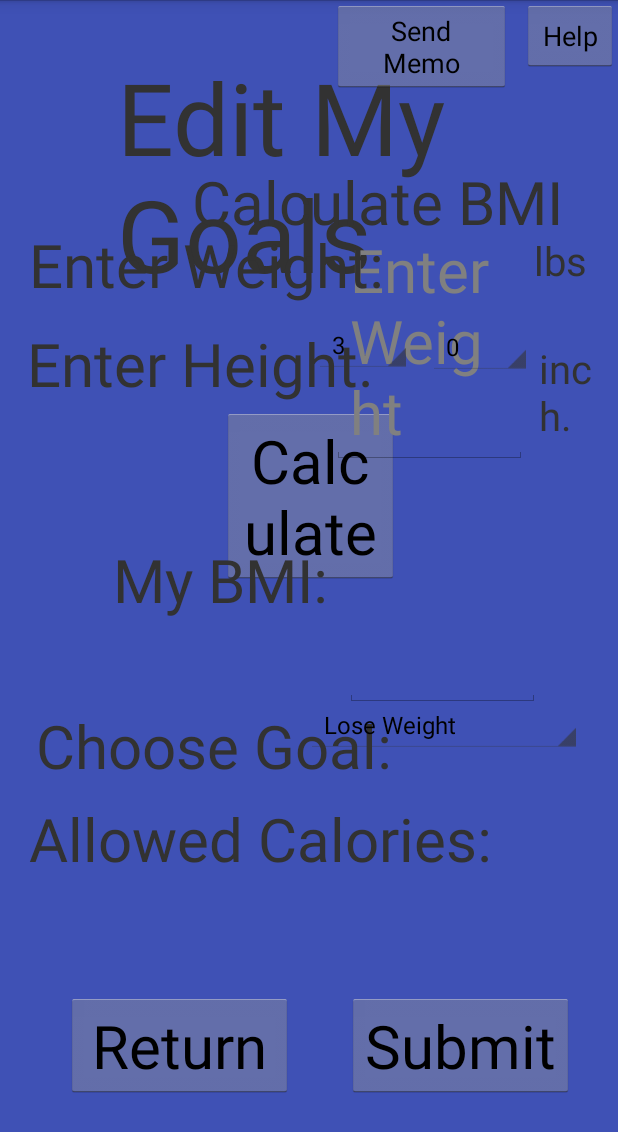
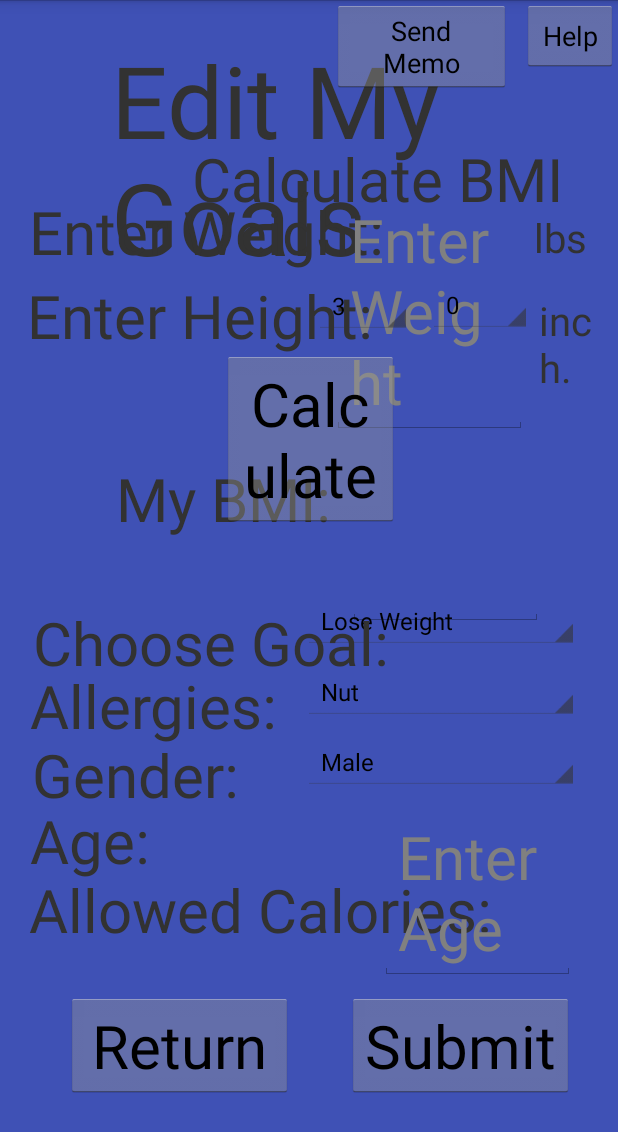
Before and after one commit to JasmineRobbie/Senior-Design-Deal-A-Meal, an Android app: the EditMyGoals screen opened directly, with no data from a screen before it, on a phone screen of 412 x 824 dp. Shown: the top 1132 px of the screen. Run offline under Robolectric (Android 15) with nearby library versions, the phone set to English and light mode, and no system bars.

Commit message:
Added allergy components

```diff
--- a/app/src/main/java/com/NeuralNet/AzureCloud/EditMyGoals.java
+++ b/app/src/main/java/com/NeuralNet/AzureCloud/EditMyGoals.java
@@ -1,7 +1,6 @@
 package com.NeuralNet.AzureCloud;
+
 import android.app.Activity;
-import android.app.AlertDialog;
-import android.content.DialogInterface;
 import android.content.Intent;
 import android.os.Bundle;
 import android.view.View;
@@ -14,6 +13,12 @@
 import java.lang.Object;
 import java.lang.Number;
 import java.math.BigDecimal;
+import android.app.AlertDialog;
+import android.content.DialogInterface;
+
+import com.NeuralNet.AzureCloud.DataAccess;
+import com.NeuralNet.AzureCloud.MyGoals;
+import com.NeuralNet.AzureCloud.User;
 import com.teamcarl.prototype.R;
 
 import java.math.MathContext;
@@ -26,17 +31,19 @@
 public class EditMyGoals extends Activity implements OnItemSelectedListener{
     //Accessing database and selecting information
     DataAccess db = new DataAccess();
-    String BMIString;
+    String BMIString, AllowedCalories, userAllergy;
 
-    Button editMyGoalsReturnBtn, calculateBMIbtn, goalsEditSubmitBtn, helpButton, sendMemoButton;
-    EditText myWeightEditInput;
-    TextView myNewCalculatedBMI;
-    Spinner myHeightFeetInput, myHeightInchesInput, chooseGoalInput;
+    Button editMyGoalsReturnBtn, calculateBMIbtn, goalsEditSubmitBtn,  helpButton, sendMemoButton;;
+    EditText myWeightEditInput, myAgeInput;
+    TextView myNewCalculatedBMI, allowedCaloriesUpdatedText;
+    Spinner myHeightFeetInput, myHeightInchesInput, chooseGoalInput, chooseGenderInput, chooseAllergiesInput;
     double userHeight, userWeight, calculatedBMI;
 
     List<String> heightInFeet = new ArrayList<String>();
     List<String> heightInInches = new ArrayList<String>();
     List<String> goals = new ArrayList<String>();
+    List<String> gender = new ArrayList<String>();
+    List<String> allergies = new ArrayList<String>();
 
     @Override
     protected void onCreate(Bundle savedInstanceState) {
@@ -58,6 +65,7 @@
                     }
                 }
         );
+
         final AlertDialog alertdup = b1.create();
         //alert dialog
 
@@ -68,15 +76,21 @@
         goalsEditSubmitBtn = findViewById(R.id.goalsEditSubmitBtn);
         helpButton = findViewById(R.id.helpBtn);
         sendMemoButton = findViewById(R.id.sendMemoBtn);
+        allowedCaloriesUpdatedText = findViewById(R.id.allowedCaloriesUpdatedText);
+        myAgeInput = findViewById(R.id.myAgeInput);
 
         //Spinner declaration
         myHeightFeetInput = findViewById(R.id.myHeightFeetInput);
         myHeightInchesInput = findViewById(R.id.myHeightInchesInput);
         chooseGoalInput = findViewById(R.id.chooseGoalInput);
+        chooseGenderInput = findViewById(R.id.chooseGenderInput);
+        chooseAllergiesInput = findViewById(R.id.chooseAllergiesInput);
 
         myHeightFeetInput.setOnItemSelectedListener(this);
         myHeightInchesInput.setOnItemSelectedListener(this);
         chooseGoalInput.setOnItemSelectedListener(this);
+        chooseGenderInput.setOnItemSelectedListener(this);
+        chooseAllergiesInput.setOnItemSelectedListener(this);
 
         // Spinner Drop down elements
         heightInFeet.add("3");
@@ -101,20 +115,50 @@
         goals.add("Maintain Weight");
         goals.add("Gain Weight");
 
+        gender.add("Male");
+        gender.add("Female");
+
+        allergies.add("Nut");
+        allergies.add("Lactose");
+        allergies.add("Fish");
+        allergies.add("ShellFish");
+        allergies.add("Soy");
+
         // Creating adapter for spinner
         ArrayAdapter<String> dataAdapter = new ArrayAdapter<String>(this, android.R.layout.simple_spinner_item, heightInFeet);
         ArrayAdapter<String> dataAdapter2 = new ArrayAdapter<String>(this, android.R.layout.simple_spinner_item, heightInInches);
         ArrayAdapter<String> dataAdapter3 = new ArrayAdapter<String>(this, android.R.layout.simple_spinner_item, goals);
+        ArrayAdapter<String> dataAdapter4 = new ArrayAdapter<String>(this, android.R.layout.simple_spinner_item, gender);
+        ArrayAdapter<String> dataAdapter5 = new ArrayAdapter<String>(this, android.R.layout.simple_spinner_item, allergies);
 
         // Drop down layout style - list view with radio button
         dataAdapter.setDropDownViewResource(android.R.layout.simple_spinner_dropdown_item);
         dataAdapter2.setDropDownViewResource(android.R.layout.simple_spinner_dropdown_item);
         dataAdapter3.setDropDownViewResource(android.R.layout.simple_spinner_dropdown_item);
+        dataAdapter4.setDropDownViewResource(android.R.layout.simple_spinner_dropdown_item);
+        dataAdapter5.setDropDownViewResource(android.R.layout.simple_spinner_dropdown_item);
 
         // attaching data adapter to spinner
         myHeightFeetInput.setAdapter(dataAdapter);
         myHeightInchesInput.setAdapter(dataAdapter2);
         chooseGoalInput.setAdapter(dataAdapter3);
+        chooseGenderInput.setAdapter(dataAdapter4);
+        chooseAllergiesInput.setAdapter(dataAdapter5);
+
+        helpButton.setOnClickListener(new View.OnClickListener() {
+            @Override
+            public void onClick(View view) {
+                alertdup.show();
+            }
+        });
+
+        sendMemoButton.setOnClickListener(new View.OnClickListener() {
+            @Override
+            public void onClick(View view) {
+
+                openNewMessage();
+            }
+        });
 
         //Only calculating BMI button
         calculateBMIbtn.setOnClickListener(new View.OnClickListener() {
@@ -129,8 +173,8 @@
         goalsEditSubmitBtn.setOnClickListener(new View.OnClickListener() {
             @Override
             public void onClick(View view) {
-                calculateBMI();
                 setNewGoal();
+                setNewAllergy();
                 Toast.makeText(getApplicationContext(), "Submitted", Toast.LENGTH_SHORT).show();
             }
         });
@@ -141,21 +185,6 @@
             public void onClick(View view) {
                 Intent intent = new Intent(EditMyGoals.this, MyGoals.class);
                 startActivity(intent);
-            }
-        });
-
-        helpButton.setOnClickListener(new View.OnClickListener() {
-            @Override
-            public void onClick(View view) {
-                alertdup.show();
-            }
-        });
-
-        sendMemoButton.setOnClickListener(new View.OnClickListener() {
-            @Override
-            public void onClick(View view) {
-
-                openNewMessage();
             }
         });
 
@@ -206,9 +235,10 @@
         } catch (Exception e) {
             System.out.println("OOPS Something went wrong.");
         }
+
     }
 
-    public void setNewGoal(){
+/*    public void setNewGoal(){
         String goal = chooseGoalInput.getSelectedItem().toString();
 
         System.out.println("Goal Chosen= " + goal);
@@ -220,17 +250,103 @@
         } catch (Exception e) {
             System.out.println("OOPS Something went wrong.");
         }
+    }*/
+
+
+
+    public void setNewGoal(){
+        double calories = 0.0;
+        System.out.print("SETTING NEW GOAL");
+
+        String goal = chooseGoalInput.getSelectedItem().toString();
+        String userGender = chooseGenderInput.getSelectedItem().toString();
+        String feet = myHeightFeetInput.getSelectedItem().toString();
+        String inches = myHeightInchesInput.getSelectedItem().toString();
+        final String weight = myWeightEditInput.getText().toString();
+        final String userAge = myAgeInput.getText().toString();
+
+        int h =Integer.parseInt(feet);
+        int i =Integer.parseInt(inches);
+        int w =Integer.parseInt(weight);
+        double age=Double.parseDouble(userAge);
+
+        userHeight = ((h*12) + (i));    //in inches
+        userWeight = w; //in pounds
+        calculatedBMI = (703 * userWeight) / (userHeight * userHeight);
+
+        //Round value
+        BigDecimal better = new BigDecimal(calculatedBMI);
+        BigDecimal roundedValue = better.round(new MathContext(3));
+
+        BMIString = String.valueOf(roundedValue);
+
+//Imperial formula for men
+//BMR = 66.47 + ( 6.24 × weight in pounds ) + ( 12.7 × height in inches ) − ( 6.755 × age in years )
+
+//Imperial formula for women
+//BMR = 655.1 + ( 4.35 × weight in pounds ) + ( 4.7 × height in inches ) − ( 4.7 × age in years )
+
+
+        //Calculating Calories
+
+        //Gender is Male
+        if(userGender == "Male" && goal == "Lose Weight"){
+            calories = (655.1 + (4.35 * userWeight) + (4.7 * userHeight) - (4.7 * age));
+            calories *= .85;
+        }
+        if(userGender == "Male" && goal == "Maintain Weight"){
+            calories = (66.47 + (6.24 * userWeight) + (12.7 * userHeight) - (6.755 * age));
+        }
+        if(userGender == "Male" && goal == "Gain Weight"){
+            calories = (655.1 + (4.35 * userWeight) + (4.7 * userHeight) - (4.7 * age));
+            calories *= 1.2;
+        }
+
+
+        //Gender is Female
+        if(userGender == "Female" && goal == "Lose Weight"){
+            calories = (655.1 + (4.35 * userWeight) + (4.7 * userHeight) - (4.7 * age));
+            calories *= .80;
+        }
+        if (userGender == "Female" && goal == "Maintain Weight"){
+            calories = (655.1 + (4.35 * userWeight) + (4.7 * userHeight) - (4.7 * age));
+        }
+        if(userGender == "Female" && goal == "Gain Weight"){
+            calories = (655.1 + (4.35 * userWeight) + (4.7 * userHeight) - (4.7 * age));
+            calories *= 1.15;
+        }
+
+        System.out.print("Calories: " + calories);
+
+        AllowedCalories = String.valueOf(calories);
+
+        allowedCaloriesUpdatedText.setText(AllowedCalories);
+
+        String query = "UPDATE USERS SET AllowedCalories = '" + AllowedCalories + "', Goal = '" + goal + "' WHERE userid = " + User.UserID;
+
+        try {
+            db.executeNonQuery(query);
+        } catch (Exception e) {
+            System.out.println("OOPS Something went wrong.");
+        }
     }
 
-    void openNewMessage(){
+    public void setNewAllergy(){
+        System.out.print("SETTING NEW ALLERGY");
+
+        userAllergy = chooseAllergiesInput.getSelectedItem().toString();
+
+        String query = "UPDATE USERS SET Allergies = '" + userAllergy  + "' WHERE userid = " + User.UserID;
+
+        try {
+            db.executeNonQuery(query);
+        } catch (Exception e) {
+            System.out.println("OOPS Something went wrong.");
+        }
+    }
+
+    void openNewMessage() {
         Intent intent = new Intent(EditMyGoals.this, Inbox.class);
-
         startActivity(intent);
     }
-
-
-    //Calculate allowed calorie intake based on BMI and goal
-    //Take parameters BMI and goal
-    //going to have to double some functions from both previous functions
-
 }
--- a/app/src/main/res/layout/edit_my_goals.xml
+++ b/app/src/main/res/layout/edit_my_goals.xml
@@ -13,9 +13,9 @@
         android:layout_alignParentStart="true"
         android:layout_alignParentLeft="true"
         android:layout_alignParentTop="true"
-        android:layout_marginStart="78dp"
-        android:layout_marginLeft="78dp"
-        android:layout_marginTop="33dp"
+        android:layout_marginStart="74dp"
+        android:layout_marginLeft="74dp"
+        android:layout_marginTop="22dp"
         android:text="Edit My Goals"
         android:textSize="100px" />
 
@@ -34,42 +34,16 @@
 
 
     <TextView
-        android:id="@+id/calculateBMI"
-        android:layout_width="wrap_content"
+        android:id="@+id/allowedCaloriesUpdatedText"
+        android:layout_width="130dp"
         android:layout_height="wrap_content"
         android:layout_alignParentStart="true"
         android:layout_alignParentLeft="true"
         android:layout_alignParentTop="true"
-        android:layout_marginStart="128dp"
-        android:layout_marginLeft="128dp"
-        android:layout_marginTop="107dp"
-        android:text="Calculate BMI"
-        android:textSize="60px" />
-
-    <Button
-        android:id="@+id/calculateBMIbtn"
-        android:layout_width="118dp"
-        android:layout_height="wrap_content"
-        android:layout_alignParentStart="true"
-        android:layout_alignParentLeft="true"
-        android:layout_alignParentTop="true"
-        android:layout_marginStart="148dp"
-        android:layout_marginLeft="148dp"
-        android:layout_marginTop="272dp"
-        android:text="Calculate"
-        android:textSize="60px" />
-
-    <TextView
-        android:id="@+id/editGoalsHeightText"
-        android:layout_width="wrap_content"
-        android:layout_height="wrap_content"
-        android:layout_alignParentStart="true"
-        android:layout_alignParentLeft="true"
-        android:layout_alignParentTop="true"
-        android:layout_marginStart="18dp"
-        android:layout_marginLeft="18dp"
-        android:layout_marginTop="215dp"
-        android:text="Enter Height:"
+        android:layout_marginStart="252dp"
+        android:layout_marginLeft="252dp"
+        android:layout_marginTop="580dp"
+        android:text=" "
         android:textSize="60px" />
 
     <TextView
@@ -81,21 +55,162 @@
         android:layout_alignParentTop="true"
         android:layout_marginStart="19dp"
         android:layout_marginLeft="19dp"
-        android:layout_marginTop="532dp"
+        android:layout_marginTop="579dp"
         android:text="Allowed Calories: "
         android:textSize="60px" />
 
-    <TextView
-        android:id="@+id/allowedCaloriesUpdatedText"
+    <EditText
+        android:id="@+id/myAgeInput"
         android:layout_width="130dp"
         android:layout_height="wrap_content"
         android:layout_alignParentStart="true"
         android:layout_alignParentLeft="true"
         android:layout_alignParentTop="true"
-        android:layout_marginStart="252dp"
-        android:layout_marginLeft="252dp"
-        android:layout_marginTop="531dp"
+        android:layout_marginStart="253dp"
+        android:layout_marginLeft="253dp"
+        android:layout_marginTop="537dp"
+        android:hint="Enter Age"
+        android:textSize="60px" />
+
+    <TextView
+        android:id="@+id/editMyGoalsGenderText"
+        android:layout_width="wrap_content"
+        android:layout_height="wrap_content"
+        android:layout_alignParentStart="true"
+        android:layout_alignParentLeft="true"
+        android:layout_alignParentTop="true"
+        android:layout_marginStart="21dp"
+        android:layout_marginLeft="21dp"
+        android:layout_marginTop="489dp"
+        android:text="Gender: "
+        android:textSize="60px" />
+
+    <Spinner
+        android:id="@+id/chooseGenderInput"
+        android:layout_width="184dp"
+        android:layout_height="wrap_content"
+        android:layout_alignParentStart="true"
+        android:layout_alignParentLeft="true"
+        android:layout_alignParentTop="true"
+        android:layout_marginStart="202dp"
+        android:layout_marginLeft="202dp"
+        android:layout_marginTop="490dp"
+        android:textSize="60px" />
+
+    <TextView
+        android:id="@+id/editMyGoalsAgeText"
+        android:layout_width="wrap_content"
+        android:layout_height="wrap_content"
+        android:layout_alignParentStart="true"
+        android:layout_alignParentLeft="true"
+        android:layout_alignParentTop="true"
+        android:layout_marginStart="20dp"
+        android:layout_marginLeft="20dp"
+        android:layout_marginTop="533dp"
+        android:text="Age: "
+        android:textSize="60px" />
+
+    <Spinner
+        android:id="@+id/chooseGoalInput"
+        android:layout_width="184dp"
+        android:layout_height="wrap_content"
+        android:layout_alignParentStart="true"
+        android:layout_alignParentLeft="true"
+        android:layout_alignParentTop="true"
+        android:layout_marginStart="202dp"
+        android:layout_marginLeft="202dp"
+        android:layout_marginTop="396dp"
+        android:textSize="60px" />
+
+    <Spinner
+        android:id="@+id/chooseAllergiesInput"
+        android:layout_width="184dp"
+        android:layout_height="wrap_content"
+        android:layout_alignParentStart="true"
+        android:layout_alignParentLeft="true"
+        android:layout_alignParentTop="true"
+        android:layout_marginStart="202dp"
+        android:layout_marginLeft="202dp"
+        android:layout_marginTop="443dp"
+        android:textSize="60px" />
+
+    <TextView
+        android:id="@+id/AllergiesText"
+        android:layout_width="wrap_content"
+        android:layout_height="wrap_content"
+        android:layout_alignParentStart="true"
+        android:layout_alignParentLeft="true"
+        android:layout_alignParentTop="true"
+        android:layout_marginStart="20dp"
+        android:layout_marginLeft="20dp"
+        android:layout_marginTop="443dp"
+        android:text="Allergies: "
+        android:textSize="60px" />
+
+    <TextView
+        android:id="@+id/chooseGoalText"
+        android:layout_width="wrap_content"
+        android:layout_height="wrap_content"
+        android:layout_alignParentStart="true"
+        android:layout_alignParentLeft="true"
+        android:layout_alignParentTop="true"
+        android:layout_marginStart="22dp"
+        android:layout_marginLeft="22dp"
+        android:layout_marginTop="401dp"
+        android:text="Choose Goal: "
+        android:textSize="60px" />
+
+    <EditText
+        android:id="@+id/myNewCalculatedBMI"
+        android:layout_width="130dp"
+        android:layout_height="wrap_content"
+        android:layout_alignParentStart="true"
+        android:layout_alignParentLeft="true"
+        android:layout_alignParentTop="true"
+        android:layout_marginStart="232dp"
+        android:layout_marginLeft="232dp"
+        android:layout_marginTop="301dp"
+        android:hint="Enter BMI"
         android:text=" "
+        android:textSize="60px" />
+
+    <TextView
+        android:id="@+id/myBMI"
+        android:layout_width="wrap_content"
+        android:layout_height="wrap_content"
+        android:layout_alignParentStart="true"
+        android:layout_alignParentLeft="true"
+        android:layout_alignParentTop="true"
+        android:layout_marginStart="77dp"
+        android:layout_marginLeft="77dp"
+        android:layout_marginTop="305dp"
+        android:text="My BMI: "
+        android:textSize="60px" />
+
+    <TextView
+        android:id="@+id/calculateBMI"
+        android:layout_width="wrap_content"
+        android:layout_height="wrap_content"
+        android:layout_alignParentStart="true"
+        android:layout_alignParentLeft="true"
+        android:layout_alignParentTop="true"
+        android:layout_marginStart="128dp"
+        android:layout_marginLeft="128dp"
+        android:layout_marginTop="92dp"
+        android:text="Calculate BMI"
+        android:textSize="60px" />
+
+    <TextView
+        android:id="@+id/editGoalsWeightText"
+        android:layout_width="wrap_content"
+        android:layout_height="wrap_content"
+        android:layout_alignParentStart="true"
+        android:layout_alignParentLeft="true"
+        android:layout_alignParentTop="true"
+        android:layout_marginStart="19dp"
+        android:layout_marginLeft="19dp"
+        android:layout_marginTop="127dp"
+        android:text="Enter Weight:"
         android:textSize="60px" />
 
     <EditText
@@ -107,21 +222,8 @@
         android:layout_alignParentTop="true"
         android:layout_marginStart="221dp"
         android:layout_marginLeft="221dp"
-        android:layout_marginTop="146dp"
+        android:layout_marginTop="126dp"
         android:hint="Enter Weight"
-        android:textSize="60px" />
-
-    <TextView
-        android:id="@+id/editGoalsWeightText"
-        android:layout_width="wrap_content"
-        android:layout_height="wrap_content"
-        android:layout_alignParentStart="true"
-        android:layout_alignParentLeft="true"
-        android:layout_alignParentTop="true"
-        android:layout_marginStart="19dp"
-        android:layout_marginLeft="19dp"
-        android:layout_marginTop="149dp"
-        android:text="Enter Weight:"
         android:textSize="60px" />
 
     <TextView
@@ -133,7 +235,7 @@
         android:layout_alignParentTop="true"
         android:layout_marginStart="356dp"
         android:layout_marginLeft="356dp"
-        android:layout_marginTop="155dp"
+        android:layout_marginTop="140dp"
         android:text="lbs"
         android:textSize="40px" />
 
@@ -146,9 +248,22 @@
         android:layout_alignParentTop="true"
         android:layout_marginStart="359dp"
         android:layout_marginLeft="359dp"
-        android:layout_marginTop="227dp"
+        android:layout_marginTop="195dp"
         android:text="inch."
         android:textSize="40px" />
+
+    <TextView
+        android:id="@+id/editGoalsHeightText"
+        android:layout_width="wrap_content"
+        android:layout_height="wrap_content"
+        android:layout_alignParentStart="true"
+        android:layout_alignParentLeft="true"
+        android:layout_alignParentTop="true"
+        android:layout_marginStart="18dp"
+        android:layout_marginLeft="18dp"
+        android:layout_marginTop="183dp"
+        android:text="Enter Height:"
+        android:textSize="60px" />
 
     <Spinner
         android:id="@+id/myHeightFeetInput"
@@ -159,7 +274,7 @@
         android:layout_alignParentTop="true"
         android:layout_marginStart="209dp"
         android:layout_marginLeft="209dp"
-        android:layout_marginTop="212dp" />
+        android:layout_marginTop="186dp" />
 
     <Spinner
         android:id="@+id/myHeightInchesInput"
@@ -170,58 +285,19 @@
         android:layout_alignParentTop="true"
         android:layout_marginStart="285dp"
         android:layout_marginLeft="285dp"
-        android:layout_marginTop="213dp" />
+        android:layout_marginTop="185dp" />
 
-    <TextView
-        android:id="@+id/myBMI"
-        android:layout_width="wrap_content"
+    <Button
+        android:id="@+id/calculateBMIbtn"
+        android:layout_width="118dp"
         android:layout_height="wrap_content"
         android:layout_alignParentStart="true"
         android:layout_alignParentLeft="true"
         android:layout_alignParentTop="true"
-        android:layout_marginStart="75dp"
-        android:layout_marginLeft="75dp"
-        android:layout_marginTop="359dp"
-        android:text="My BMI: "
-        android:textSize="60px" />
-
-    <TextView
-        android:id="@+id/chooseGoalText"
-        android:layout_width="wrap_content"
-        android:layout_height="wrap_content"
-        android:layout_alignParentStart="true"
-        android:layout_alignParentLeft="true"
-        android:layout_alignParentTop="true"
-        android:layout_marginStart="24dp"
-        android:layout_marginLeft="24dp"
-        android:layout_marginTop="470dp"
-        android:text="Choose Goal: "
-        android:textSize="60px" />
-
-    <Spinner
-        android:id="@+id/chooseGoalInput"
-        android:layout_width="184dp"
-        android:layout_height="wrap_content"
-        android:layout_alignParentStart="true"
-        android:layout_alignParentLeft="true"
-        android:layout_alignParentTop="true"
-        android:layout_marginStart="204dp"
-        android:layout_marginLeft="204dp"
-        android:layout_marginTop="465dp"
-        android:textSize="60px" />
-
-    <EditText
-        android:id="@+id/myNewCalculatedBMI"
-        android:layout_width="130dp"
-        android:layout_height="wrap_content"
-        android:layout_alignParentStart="true"
-        android:layout_alignParentLeft="true"
-        android:layout_alignParentTop="true"
-        android:layout_marginStart="230dp"
-        android:layout_marginLeft="230dp"
-        android:layout_marginTop="355dp"
-        android:hint="Enter BMI"
-        android:text=" "
+        android:layout_marginStart="148dp"
+        android:layout_marginLeft="148dp"
+        android:layout_marginTop="234dp"
+        android:text="Calculate"
         android:textSize="60px" />
 
     <Button
@@ -251,6 +327,4 @@
         android:layout_alignParentRight="true"
         android:layout_marginRight="71dp"
         android:text="Send Memo" />
-
-
 </RelativeLayout>
```
Also changed, not shown: app/src/main/java/com/NeuralNet/AzureCloud/MyGoals.java (+19 -5 lines), app/src/main/java/com/NeuralNet/AzureCloud/User.java (+7 -1 lines), app/src/main/res/layout/my_goals.xml (+27 -1 lines).
